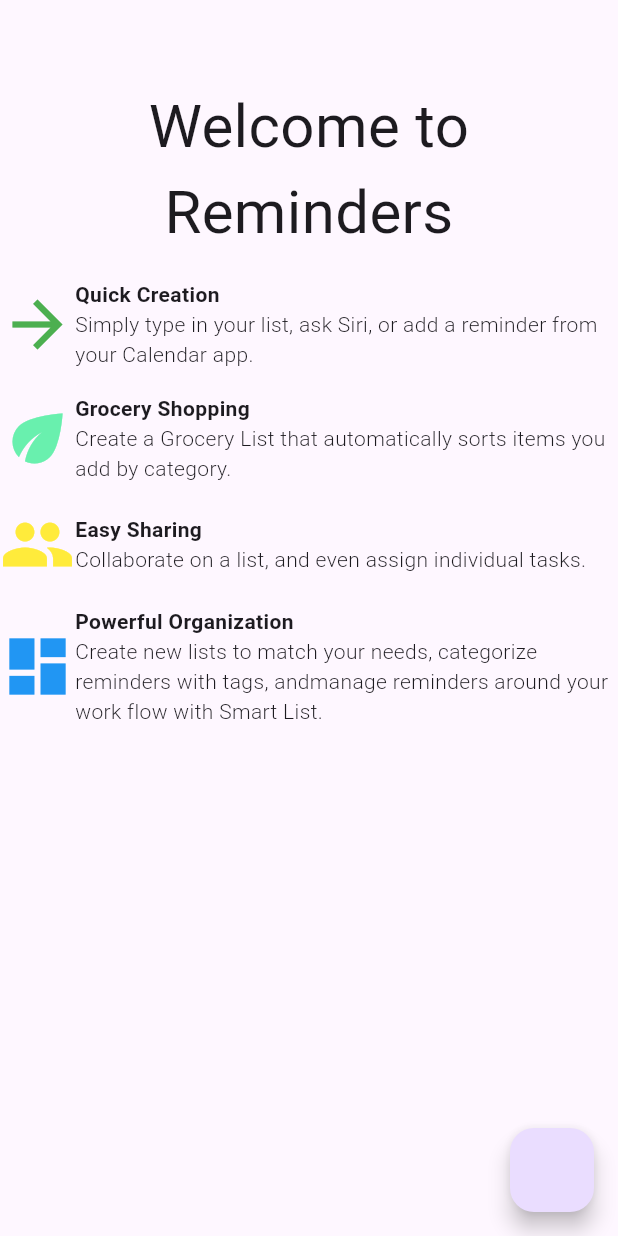
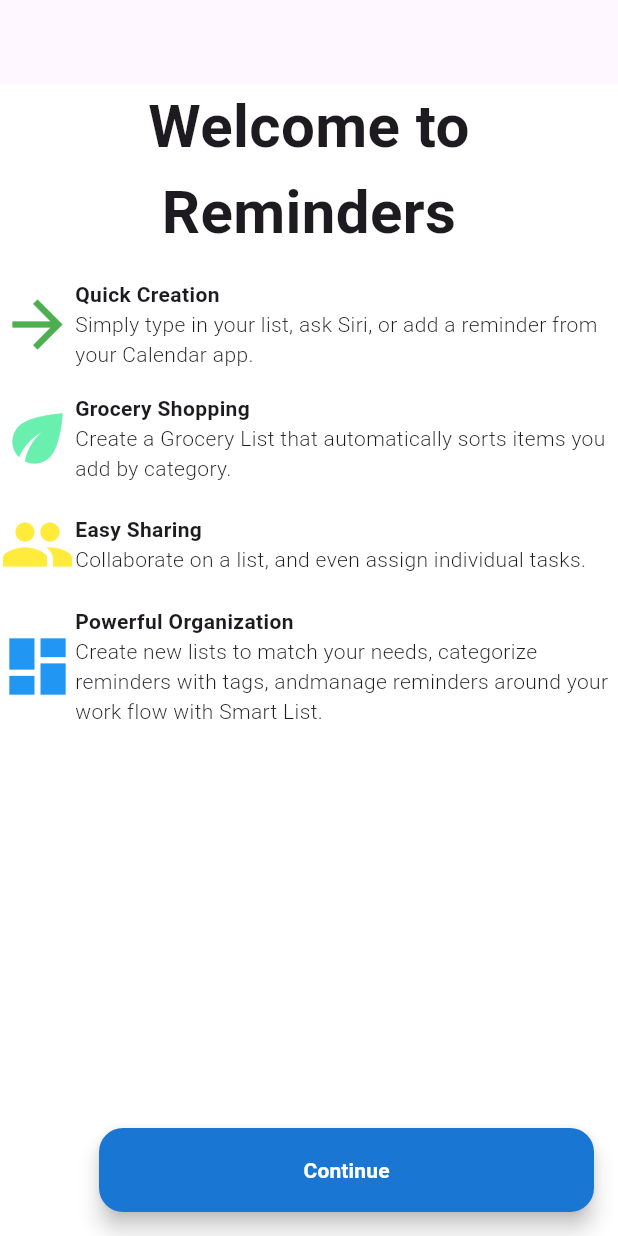
Before and after one commit to MaikollEnamorado/Tarea_1.2, a Flutter app: the screen it shows after launch, on a phone screen of 412 x 824 dp. Run offline on Flutter 3.47's test engine with Material 3 defaults, Android fonts, the phone set to English and light mode, and no system bars.

Commit message:
Finaliza la implementacion del floatingactionbutton de la pantalla de inicio

```diff
--- a/lib/home_page.dart
+++ b/lib/home_page.dart
@@ -11,13 +11,15 @@ class _HomePageState extends State<HomePage> {
   @override
   Widget build(BuildContext context) {
     return Scaffold(
+        backgroundColor: Colors.white,
         appBar: AppBar(),
         body: Column(
           children: [
             Text(
               'Welcome to Reminders',
               style: TextStyle(
-                fontSize: 40
+                fontSize: 40,
+                fontWeight: FontWeight.bold,
               ),
               textAlign: TextAlign.center,
             ),
@@ -30,9 +32,7 @@ class _HomePageState extends State<HomePage> {
                   color: Colors.green),
                 Expanded(
                   child: Column(
-                    //mainAxisAlignment: MainAxisAlignment.start,
                     crossAxisAlignment: CrossAxisAlignment.start,
-                    //mainAxisSize: MainAxisSize.min,
                     children: [
                       Text('Quick Creation',
                         style: TextStyle(fontWeight: FontWeight.bold),
@@ -55,9 +55,7 @@ class _HomePageState extends State<HomePage> {
                   color: Colors.greenAccent),
                 Expanded(
                   child: Column(
-                    //mainAxisAlignment: MainAxisAlignment.start,
                     crossAxisAlignment: CrossAxisAlignment.start,
-                    //mainAxisSize: MainAxisSize.min,
                     children: [
                       Text('Grocery Shopping',
                         style: TextStyle(fontWeight: FontWeight.bold),
@@ -80,9 +78,7 @@ class _HomePageState extends State<HomePage> {
                   color: Colors.yellow),
                 Expanded(
                   child: Column(
-                    //mainAxisAlignment: MainAxisAlignment.start,
                     crossAxisAlignment: CrossAxisAlignment.start,
-                    //mainAxisSize: MainAxisSize.min,
                     children: [
                       Text('Easy Sharing',
                         style: TextStyle(fontWeight: FontWeight.bold),
@@ -105,9 +101,7 @@ class _HomePageState extends State<HomePage> {
                   color: Colors.blue),
                 Expanded(
                   child: Column(
-                    //mainAxisAlignment: MainAxisAlignment.start,
                     crossAxisAlignment: CrossAxisAlignment.start,
-                    //mainAxisSize: MainAxisSize.min,
                     children: [
                       Text('Powerful Organization',
                         style: TextStyle(fontWeight: FontWeight.bold),
@@ -124,7 +118,20 @@ class _HomePageState extends State<HomePage> {
             ),
           ],
         ),
-      floatingActionButton: FloatingActionButton(onPressed: (){}),
-      );
+      floatingActionButton: SizedBox(
+        width: 330,
+        child: FloatingActionButton(
+          backgroundColor: Colors.blue[700],
+          onPressed: (){},
+          child: Text(
+            'Continue',
+            style: TextStyle(
+              color: Colors.white,
+              fontWeight: FontWeight.bold,
+            ),
+          ),
+        ),
+      ),
+    );
   }
 }
```
